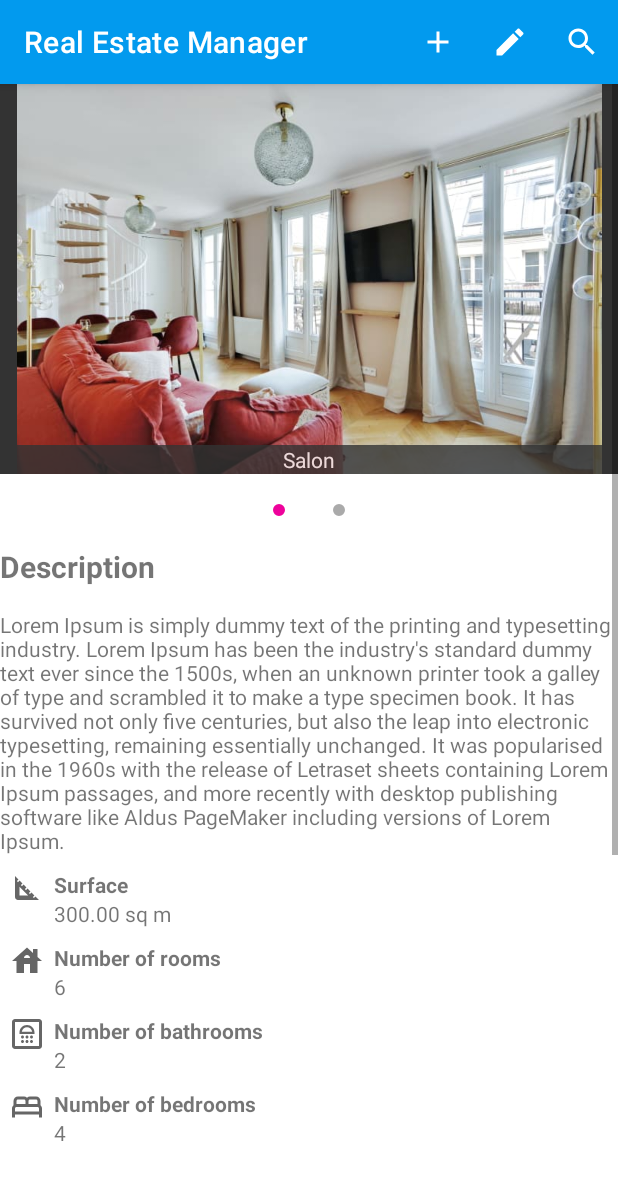
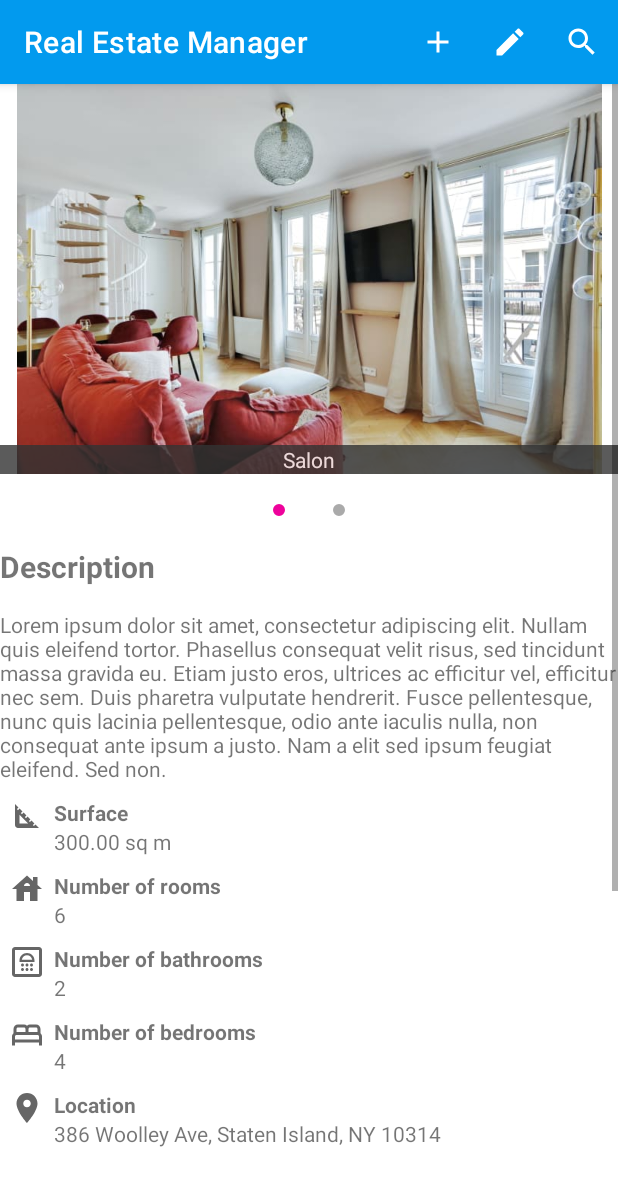
Before and after one commit to MattChad1/P8_RealEstateManager, an Android app: the screen it shows after launch (MainActivity), after a tap on "Loft", on a phone screen of 412 x 824 dp. Shown: the top 1186 px of the screen. Run offline under Robolectric (Android 15) with nearby library versions, the phone set to English and light mode, and no system bars; our stand-ins replace Room's generated code.

```diff
--- a/app/src/main/java/com/openclassrooms/realestatemanager/datas/database/LocaleDatabase.kt
+++ b/app/src/main/java/com/openclassrooms/realestatemanager/datas/database/LocaleDatabase.kt
@@ -84,7 +84,7 @@ abstract class LocaleDatabase : RoomDatabase() {
                         6,
                         4,
                         2,
-                        "Lorem Ipsum is simply dummy text of the printing and typesetting industry. Lorem Ipsum has been the industry's standard dummy text ever since the 1500s, when an unknown printer took a galley of type and scrambled it to make a type specimen book. It has survived not only five centuries, but also the leap into electronic typesetting, remaining essentially unchanged. It was popularised in the 1960s with the release of Letraset sheets containing Lorem Ipsum passages, and more recently with desktop publishing software like Aldus PageMaker including versions of Lorem Ipsum.",
+                        "Lorem ipsum dolor sit amet, consectetur adipiscing elit. Nullam quis eleifend tortor. Phasellus consequat velit risus, sed tincidunt massa gravida eu. Etiam justo eros, ultrices ac efficitur vel, efficitur nec sem. Duis pharetra vulputate hendrerit. Fusce pellentesque, nunc quis lacinia pellentesque, odio ante iaculis nulla, non consequat ante ipsum a justo. Nam a elit sed ipsum feugiat eleifend. Sed non.",
                         mutableListOf<ImageRoom>(ImageRoom(0 , 0, "flat1", "Salon"), ImageRoom(0 , 0, "flat2", "Autre pièce")),
                         "386 Woolley Ave, Staten Island, NY 10314",
                         mutableListOf<ProximityEnum>(ProximityEnum.PARK, ProximityEnum.SCHOOL),
@@ -104,8 +104,8 @@ abstract class LocaleDatabase : RoomDatabase() {
                         4,
                         3,
                         1,
-                        "Lorem Ipsum is simply dummy text of the printing and typesetting industry. Lorem Ipsum has been the industry's standard dummy text ever since the 1500s, when an unknown printer took a galley of type and scrambled it to make a type specimen book. It has survived not only five centuries, but also the leap into electronic typesetting, remaining essentially unchanged. It was popularised in the 1960s with the release of Letraset sheets containing Lorem Ipsum passages, and more recently with desktop publishing software like Aldus PageMaker including versions of Lorem Ipsum.",
-                        null,
+                        "Lorem ipsum dolor sit amet, consectetur adipiscing elit. Nullam quis eleifend tortor. Phasellus consequat velit risus, sed tincidunt massa gravida eu. Etiam justo eros, ultrices ac efficitur vel, efficitur nec sem. Duis pharetra vulputate hendrerit. Fusce pellentesque, nunc quis lacinia pellentesque, odio ante iaculis nulla, non consequat ante ipsum a justo. Nam a elit sed ipsum feugiat eleifend. Sed non.",
+                        mutableListOf<ImageRoom>(ImageRoom(0 , 0, "flat2", "Autre pièce")),
                         "2071 Victory Blvd, Staten Island, NY 10314",
                         mutableListOf<ProximityEnum>(ProximityEnum.PARK, ProximityEnum.PUBLIC_TRANSPORTS),
                         true,
--- a/app/src/main/java/com/openclassrooms/realestatemanager/ui/list_properties/ListPropertiesFragment.kt
+++ b/app/src/main/java/com/openclassrooms/realestatemanager/ui/list_properties/ListPropertiesFragment.kt
@@ -25,6 +25,7 @@ class ListPropertiesFragment : Fragment(), ItemClickListener {
     private val viewModel: ListPropertiesViewModel by viewModels() {
         ViewModelFactory(MyApplication.instance.propertyRepository)
     }
+    var itemSelected: Long? = null
 
     override fun onCreateView(inflater: LayoutInflater, container: ViewGroup?,
                               savedInstanceState: Bundle?): View? {
@@ -40,7 +41,15 @@ class ListPropertiesFragment : Fragment(), ItemClickListener {
         rv.adapter = adapter
 
         viewModel.allProperties.observe(this) { newProperties ->
-            // Update the cached copy of the words in the adapter.
+
+            // Check if list is launched for the 1st time, then display details of the 1st item
+//            if (properties.isEmpty() && newProperties!= null && newProperties.isNotEmpty()) {
+//                newProperties[0]?.let {
+//                    sendNewDetails (it)
+//                }
+//
+//            }
+
             properties.let {
                 properties.clear()
                 if (newProperties != null) {
@@ -60,15 +69,24 @@ class ListPropertiesFragment : Fragment(), ItemClickListener {
     }
 
     override fun onItemAdapterClickListener(position: Int) {
+
+
+        sendNewDetails(properties[position])
+
+    }
+
+    fun sendNewDetails (property: Property) {
+        itemSelected = property.id
         val transaction = activity?.supportFragmentManager?.beginTransaction()
         val newFragment = DetailPropertyFragment()
         val args = Bundle()
-        val json = Json.encodeToString(properties[position])
-
+        val json = Json.encodeToString(property)
         args.putString("property", json)
         newFragment.arguments = args
 
-        transaction?.replace(R.id.main_fragment, newFragment)
+        if (resources.getBoolean(R.bool.isTablet)==false) transaction?.replace(R.id.main_fragment, newFragment)
+        else transaction?.replace(R.id.second_fragment, newFragment)
+
         transaction?.disallowAddToBackStack()
         transaction?.commit()
 
--- a/app/src/main/java/com/openclassrooms/realestatemanager/ui/list_properties/PropertiesAdapter.kt
+++ b/app/src/main/java/com/openclassrooms/realestatemanager/ui/list_properties/PropertiesAdapter.kt
@@ -5,19 +5,24 @@ import android.view.LayoutInflater
 import android.view.View
 import android.view.ViewGroup
 import android.widget.TextView
+import androidx.core.content.ContextCompat
 import androidx.recyclerview.widget.RecyclerView
 import com.openclassrooms.realestatemanager.R
 import com.openclassrooms.realestatemanager.Utils
 import com.openclassrooms.realestatemanager.datas.model.Property
 import com.openclassrooms.realestatemanager.ui.ItemClickListener
 
-class PropertiesAdapter(private val context: Context, private val properties: MutableList<Property>, private val clickListener: ItemClickListener) :
-        RecyclerView.Adapter<PropertiesAdapter.ViewHolder>() {
+class PropertiesAdapter(
+    private val context: Context,
+    private val properties: MutableList<Property>,
+    private val clickListener: ItemClickListener
+) :
+    RecyclerView.Adapter<PropertiesAdapter.ViewHolder>() {
 
-    /**
-     * Provide a reference to the type of views that you are using
-     * (custom ViewHolder).
-     */
+    private var itemSelected: Long? = null
+    var viewSelected: View? = null
+
+
     class ViewHolder(view: View) : RecyclerView.ViewHolder(view) {
         val type: TextView = view.findViewById(R.id.item_property_tv_type)
         val neighborhood: TextView = view.findViewById(R.id.item_property_tv_neighborhood)
@@ -33,7 +38,7 @@ class PropertiesAdapter(private val context: Context, private val properties: Mu
     override fun onCreateViewHolder(viewGroup: ViewGroup, viewType: Int): ViewHolder {
         // Create a new view, which defines the UI of the list item
         val view = LayoutInflater.from(viewGroup.context)
-                .inflate(R.layout.item_property, viewGroup, false)
+            .inflate(R.layout.item_property, viewGroup, false)
         return ViewHolder(view)
     }
 
@@ -42,15 +47,48 @@ class PropertiesAdapter(private val context: Context, private val properties: Mu
 
         // Get element from your dataset at this position and replace the
         // contents of the view with that element
+        if (properties[position].id == itemSelected) {
+            viewHolder.itemView.setBackgroundColor(
+                ContextCompat.getColor(
+                    context,
+                    R.color.colorAccent
+                )
+            )
+        }
+        else viewHolder.itemView.setBackgroundColor(
+            ContextCompat.getColor(
+                context,
+                R.color.white
+            )
+        )
+
+
+
         viewHolder.type.text = properties[position].type?.str
 //        viewHolder.neighborhood.text = properties[position].description
         //TODO : A changer pour le vrai quartier
         viewHolder.neighborhood.text = "Manhattan"
         viewHolder.price.text = Utils.formatPrice(properties[position].price)
-        viewHolder.itemView.setOnClickListener { clickListener.onItemAdapterClickListener(position)}
+        viewHolder.itemView.setOnClickListener {
+            clickListener.onItemAdapterClickListener(position)
+            noSelectItem(viewSelected)
+            viewSelected = viewHolder.itemView
+            highlightItem(viewSelected)
+        }
     }
 
     // Return the size of your dataset (invoked by the layout manager)
     override fun getItemCount() = properties.size
 
+    fun highlightItem (v: View?) {
+        v?.setBackgroundColor(ContextCompat.getColor(context, R.color.colorAccent))
+        v?.findViewById<TextView>(R.id.item_property_tv_price)?.setTextColor(ContextCompat.getColor(context, R.color.white))
+    }
+
+    fun noSelectItem (v: View?) {
+        v?.setBackgroundColor(ContextCompat.getColor(context, R.color.white))
+        v?.findViewById<TextView>(R.id.item_property_tv_price)?.setTextColor(ContextCompat.getColor(context, R.color.colorAccent))
+    }
+
+
 }
--- /dev/null
+++ b/app/src/main/res/layout-w600dp/activity_main.xml
@@ -0,0 +1,58 @@
+<?xml version="1.0" encoding="utf-8"?>
+<androidx.constraintlayout.widget.ConstraintLayout xmlns:android="http://schemas.android.com/apk/res/android"
+    xmlns:app="http://schemas.android.com/apk/res-auto"
+    xmlns:tools="http://schemas.android.com/tools"
+    android:layout_width="match_parent"
+    android:layout_height="match_parent"
+    android:orientation="vertical"
+    tools:context="com.openclassrooms.realestatemanager.MainActivity"
+    android:gravity="center"
+    >
+
+    <com.google.android.material.appbar.AppBarLayout
+        android:id="@+id/appbar"
+        app:layout_constraintTop_toTopOf="parent"
+        android:layout_width="match_parent"
+        android:layout_height="wrap_content"
+        >
+
+    <androidx.appcompat.widget.Toolbar
+        android:id="@+id/topAppBar"
+        app:layout_constraintTop_toTopOf="parent"
+        android:layout_width="match_parent"
+        android:layout_height="wrap_content"
+        android:fitsSystemWindows="true"
+        app:title="@string/app_name"
+        app:menu="@menu/menu_toolbar"
+        android:theme="@style/ThemeOverlay.AppCompat.Dark.ActionBar"
+        />
+
+    </com.google.android.material.appbar.AppBarLayout>
+
+    <androidx.fragment.app.FragmentContainerView
+        android:id="@+id/main_fragment"
+        app:layout_constraintTop_toBottomOf="@id/appbar"
+        app:layout_constraintLeft_toLeftOf="parent"
+        app:layout_constraintRight_toLeftOf="@id/second_fragment"
+        android:layout_width="0dp"
+        android:layout_height="wrap_content"
+        app:layout_constraintHorizontal_weight="40"
+        android:paddingBottom="?attr/actionBarSize"
+        app:layout_constrainedHeight="true"
+        tools:layout="@layout/fragment_list_properties"
+        />
+
+    <androidx.fragment.app.FragmentContainerView
+        android:id="@+id/second_fragment"
+        android:layout_width="0dp"
+        android:layout_height="wrap_content"
+        android:paddingBottom="?attr/actionBarSize"
+        app:layout_constrainedHeight="true"
+        app:layout_constraintHorizontal_weight="60"
+        app:layout_constraintLeft_toRightOf="@id/main_fragment"
+        app:layout_constraintRight_toRightOf="parent"
+        app:layout_constraintTop_toBottomOf="@id/appbar"
+        tools:layout="@layout/fragment_detail_property" />
+
+
+</androidx.constraintlayout.widget.ConstraintLayout>
--- a/app/src/main/res/layout/fragment_detail_property.xml
+++ b/app/src/main/res/layout/fragment_detail_property.xml
@@ -1,15 +1,13 @@
 <?xml version="1.0" encoding="utf-8"?>
-<FrameLayout xmlns:android="http://schemas.android.com/apk/res/android"
-    xmlns:tools="http://schemas.android.com/tools"
-    android:layout_width="match_parent"
-    android:layout_height="match_parent"
-    xmlns:app="http://schemas.android.com/apk/res-auto"
-    tools:context=".ui.detail_property.DetailPropertyFragment">
-
     <ScrollView
+        xmlns:android="http://schemas.android.com/apk/res/android"
+        xmlns:tools="http://schemas.android.com/tools"
+        xmlns:app="http://schemas.android.com/apk/res-auto"
         android:layout_width="match_parent"
         android:layout_height="match_parent"
         android:paddingBottom="50dp"
+
+        tools:context=".ui.detail_property.DetailPropertyFragment"
         >
 
     <androidx.constraintlayout.widget.ConstraintLayout
@@ -22,6 +20,7 @@
         app:layout_constraintTop_toTopOf="parent"
         android:layout_width="match_parent"
         android:layout_height="260dp"
+        tools:background="@drawable/flat1"
         />
 
     <com.google.android.material.tabs.TabLayout
@@ -39,6 +38,7 @@
         app:tabPaddingStart="0dp"
         app:tabPaddingTop="0dp"
         android:background="#00000000"
+        tools:background="@drawable/dot_selected"
         />
 
 
@@ -61,7 +61,7 @@
         android:layout_width="match_parent"
         android:layout_height="wrap_content"
         android:layout_marginTop="15dp"
-        android:text="Lorem Ipsum"
+        android:text="Lorem ipsum dolor sit amet, consectetur adipiscing elit. Nullam quis eleifend tortor. Phasellus consequat velit risus, sed tincidunt massa gravida eu. Etiam justo eros, ultrices ac efficitur vel, efficitur nec sem. Duis pharetra vulputate hendrerit. Fusce pellentesque, nunc quis lacinia pellentesque, odio ante iaculis nulla, non consequat ante ipsum a justo. Nam a elit sed ipsum feugiat eleifend. Sed non."
         />
 
     <include
@@ -118,7 +118,7 @@
             app:layout_constraintTop_toBottomOf="@id/cardview_location"
             android:name="com.google.android.gms.maps.SupportMapFragment"
             android:layout_width="match_parent"
-            android:layout_height="300dp"
+            android:layout_height="@dimen/imageViewPager"
             android:layout_marginLeft="20dp"
             android:layout_marginRight="20dp"
             android:layout_marginTop="15dp"
@@ -141,10 +141,3 @@
 
     </androidx.constraintlayout.widget.ConstraintLayout>
     </ScrollView>
-
-
-
-
-
-
-</FrameLayout>
--- a/app/src/main/res/layout/fragment_images.xml
+++ b/app/src/main/res/layout/fragment_images.xml
@@ -11,7 +11,7 @@
         android:layout_height="match_parent"
         android:layout_centerInParent="true"
         android:adjustViewBounds="true"
-        android:background="#333333"
+        android:background="#FFFFFF"
         tools:src="@drawable/flat1" />
 
     <TextView
--- a/app/src/main/res/layout/item_property.xml
+++ b/app/src/main/res/layout/item_property.xml
@@ -1,9 +1,11 @@
 <?xml version="1.0" encoding="utf-8"?>
-<androidx.constraintlayout.widget.ConstraintLayout xmlns:android="http://schemas.android.com/apk/res/android"
+<androidx.constraintlayout.widget.ConstraintLayout
+    xmlns:android="http://schemas.android.com/apk/res/android"
     android:layout_width="match_parent"
     android:layout_height="100dp"
     xmlns:app="http://schemas.android.com/apk/res-auto"
-    xmlns:tools="http://schemas.android.com/tools">
+    xmlns:tools="http://schemas.android.com/tools"
+    android:id="@+id/row_property">
 
     <com.google.android.material.imageview.ShapeableImageView
         android:id="@+id/item_property_image"
@@ -12,7 +14,7 @@
 
         android:adjustViewBounds="true"
         android:scaleType="centerCrop"
-        android:layout_width="wrap_content"
+        android:layout_width="110dp"
         android:layout_height="100dp"
         android:src="@drawable/flat1"
         />
@@ -24,9 +26,9 @@
         android:layout_width="wrap_content"
         android:layout_height="wrap_content"
         android:layout_marginStart="10dp"
-        android:layout_marginTop="4dp"
+        android:layout_marginTop="2dp"
         tools:text="Flat"
-        android:textSize="18sp"
+        android:textSize="20sp"
         android:textStyle="bold"
         />
 
--- /dev/null
+++ b/app/src/main/res/values-w600dp/dimens.xml
@@ -0,0 +1,9 @@
+<?xml version="1.0" encoding="utf-8"?>
+<resources>
+
+    <bool name="isTablet">true</bool>
+
+    //sizes
+    <dimen name="imageViewPager">450dp</dimen>
+
+</resources>
--- /dev/null
+++ b/app/src/main/res/values/dimens.xml
@@ -0,0 +1,11 @@
+<?xml version="1.0" encoding="utf-8"?>
+<resources>
+
+
+
+        <bool name="isTablet">false</bool>
+
+        //sizes
+        <dimen name="imageViewPager">300dp</dimen>
+
+</resources>
```
Also changed, not shown: app/src/main/java/com/openclassrooms/realestatemanager/MainActivity.kt (+13 -0 lines).
